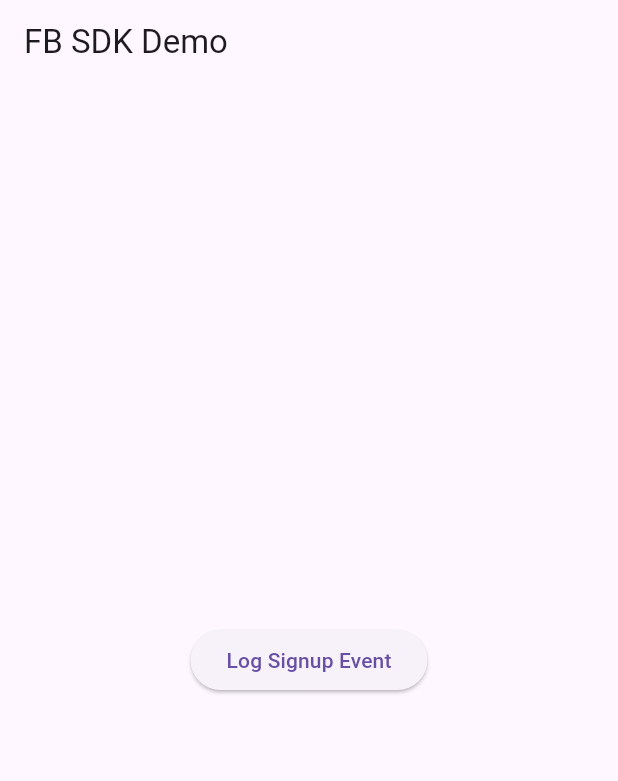
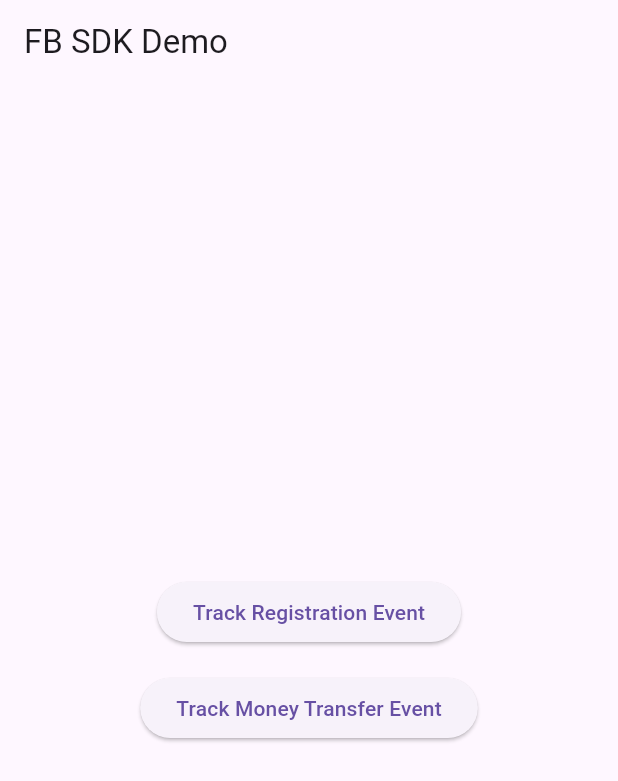
Before and after one commit to rezaul-karim-tushar/nec_app_facebook_event, a Flutter app: the screen it shows after launch, on a phone screen of 412 x 824 dp. Shown: the top 781 px of the screen. Run offline on Flutter 3.47's test engine with Material 3 defaults, Android fonts, the phone set to English and light mode, and no system bars; missing offline and left inert: facebook_app_events.

Commit message:
Update main.dart

```diff
--- a/facebook_sdk/lib/main.dart
+++ b/facebook_sdk/lib/main.dart
@@ -1,14 +1,17 @@
 import 'package:flutter/material.dart';
-import 'package:facebook_app_events/facebook_app_events.dart';
+import 'facebook_event_sdk.dart';
 
-void main() => runApp(const MyApp());
+void main() {
+  runApp(const MyApp());
+}
 
 class MyApp extends StatelessWidget {
   const MyApp({super.key});
+
   @override
   Widget build(BuildContext context) {
     return MaterialApp(
-      title: 'Facebook SDK Demo',
+      title: 'Facebook Event SDK Demo',
       home: const HomePage(),
     );
   }
@@ -16,35 +19,56 @@ class MyApp extends StatelessWidget {
 
 class HomePage extends StatefulWidget {
   const HomePage({super.key});
+
   @override
   State<HomePage> createState() => _HomePageState();
 }
 
 class _HomePageState extends State<HomePage> {
-  final facebookAppEvents = FacebookAppEvents();
+  final FacebookEventSDK _sdk = FacebookEventSDK.instance;
 
   @override
   void initState() {
     super.initState();
-    // Log app install/open event
-    facebookAppEvents.logEvent(name: 'fb_mobile_activate_app');
+    _sdk.initialize();
   }
 
-  void _logSignup() {
-    facebookAppEvents.logEvent(name: 'fb_mobile_complete_registration');
-    ScaffoldMessenger.of(context).showSnackBar(
-      const SnackBar(content: Text('Signup event sent')),
-    );
+  Future<void> _trackRegistration() async {
+    await _sdk.trackRegistration();
+    if (mounted) {
+      ScaffoldMessenger.of(context).showSnackBar(
+        const SnackBar(content: Text('Registration event sent')),
+      );
+    }
+  }
+
+  Future<void> _trackMoneyTransfer() async {
+    await _sdk.trackMoneyTransfer();
+    if (mounted) {
+      ScaffoldMessenger.of(context).showSnackBar(
+        const SnackBar(content: Text('Money transfer event sent')),
+      );
+    }
   }
 
   @override
-  Widget build(BuildContext c) {
+  Widget build(BuildContext context) {
     return Scaffold(
       appBar: AppBar(title: const Text('FB SDK Demo')),
       body: Center(
-        child: ElevatedButton(
-          onPressed: _logSignup,
-          child: const Text('Log Signup Event'),
+        child: Column(
+          mainAxisAlignment: MainAxisAlignment.center,
+          children: [
+            ElevatedButton(
+              onPressed: _trackRegistration,
+              child: const Text('Track Registration Event'),
+            ),
+            const SizedBox(height: 16),
+            ElevatedButton(
+              onPressed: _trackMoneyTransfer,
+              child: const Text('Track Money Transfer Event'),
+            ),
+          ],
         ),
       ),
     );
```
